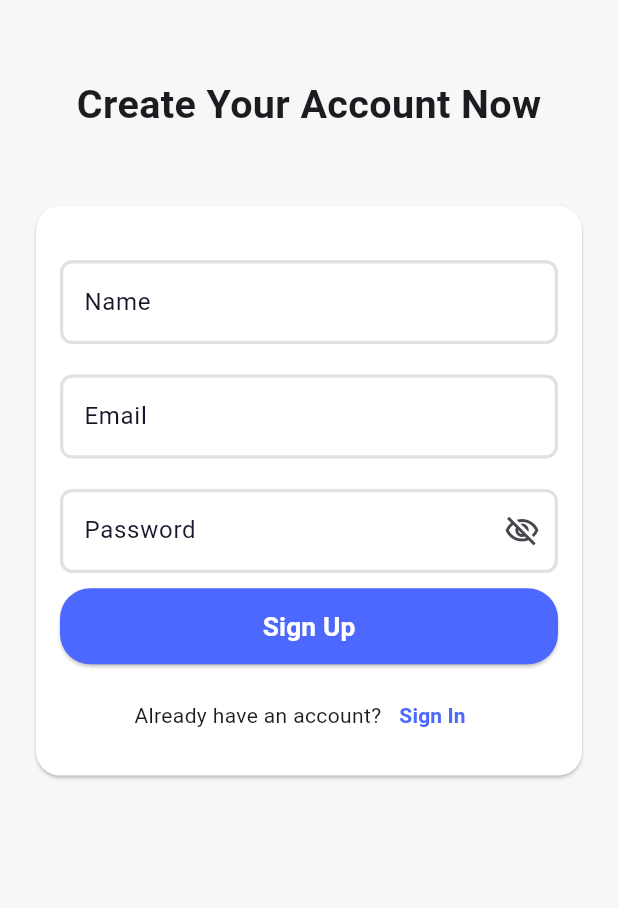
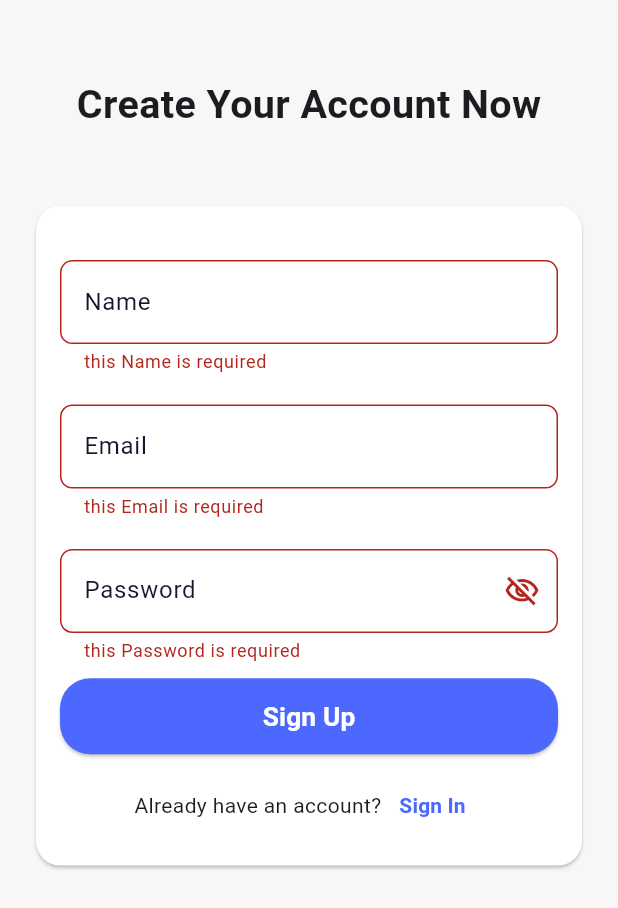
Before and after one commit to KhaledBahjat/market, a Flutter app: the SignUp screen opened by its route, after a tap on "Sign Up", on a phone screen of 412 x 824 dp. Shown: the top 908 px of the screen. Run offline on Flutter 3.47's test engine with Material 3 defaults, Android fonts, the phone set to English and light mode, and no system bars; our stand-ins replace bloc, cached_network_image, flutter_bloc, flutter_rating_bar, flutter_screenutil, flutter_svg and 3 more; accounts and stored records are empty; statements that could not run were skipped.

Commit message:
Implement sign-up functionality with Supabase integration; update routing and UI for sign-up process

```diff
--- a/market/lib/core/routing/router_generator.dart
+++ b/market/lib/core/routing/router_generator.dart
@@ -8,10 +8,11 @@ import 'package:market/features/profile/ui/edit_profile.dart';
 import 'package:market/features/profile/ui/my_order.dart';
 import 'package:market/features/proudct_details/ui/proudct_detils.dart';
 import 'package:market/splash_screen.dart';
+import 'package:supabase_flutter/supabase_flutter.dart';
 
 class RouterGenerator {
   static GoRouter router = GoRouter(
-    initialLocation: AppRouts.signInScreen,
+    initialLocation: Supabase.instance.client.auth.currentUser != null ? AppRouts.homeScreen : AppRouts.signInScreen,
     routes: [
       GoRoute(
         path: AppRouts.splashScreen,
--- a/market/lib/features/auth/logic/cubit/auth_cubit.dart
+++ b/market/lib/features/auth/logic/cubit/auth_cubit.dart
@@ -27,4 +27,22 @@ class AuthCubit extends Cubit<AuthState> {
       emit(LoginFailure(e.toString()));
     }
   }
+
+  Future<void> signUpWithEmailAndPassword({
+    required String name,
+    required String email,
+    required String password,
+  }) async {
+    emit(SignUpLoading());
+    try {
+      await client.auth.signUp(password: password, email: email);
+      emit(SignUpSuccess());
+    } on AuthException catch (e) {
+      log(e.message);
+      emit(SignUpFailure(e.message));
+    } catch (e) {
+      log(e.toString());
+      emit(SignUpFailure(e.toString()));
+    }
+  }
 }
--- a/market/lib/features/auth/ui/sign_in.dart
+++ b/market/lib/features/auth/ui/sign_in.dart
@@ -35,6 +35,9 @@ class _SignInState extends State<SignIn> {
         listener: (context, state) {
           if (state is LoginFailure) {
             ShowErrorMessageWidget(message: state.errorMessage);
+          }
+          if (state is LoginSuccess) {
+            GoRouter.of(context).pushReplacement(AppRouts.homeScreen);
           }
         },
         builder: (context, state) {
--- a/market/lib/features/auth/ui/sign_up.dart
+++ b/market/lib/features/auth/ui/sign_up.dart
@@ -1,31 +1,67 @@
 import 'package:flutter/material.dart';
+import 'package:flutter_bloc/flutter_bloc.dart';
 import 'package:flutter_screenutil/flutter_screenutil.dart';
 import 'package:go_router/go_router.dart';
 import 'package:market/core/helper/spacing.dart';
 import 'package:market/core/routing/app_routs.dart';
 import 'package:market/core/theme/app_colors.dart';
+import 'package:market/features/auth/logic/cubit/auth_cubit.dart';
 import 'package:market/features/auth/widgets/coustom_button.dart';
 import 'package:market/features/auth/widgets/coustom_text_form_feild.dart';
+import 'package:market/features/auth/widgets/show_error_message_widget.dart';
 
+class SignUp extends StatefulWidget {
+  SignUp({super.key});
 
-class SignUp extends StatelessWidget {
-  SignUp({super.key});
+  @override
+  State<SignUp> createState() => _SignUpState();
+}
+
+class _SignUpState extends State<SignUp> {
   bool isPassword = false;
+
+  final TextEditingController _nameController = TextEditingController();
+
+  final TextEditingController _emailController = TextEditingController();
+
+  final TextEditingController _passwordController = TextEditingController();
+
+  final GlobalKey<FormState> _formKey = GlobalKey<FormState>();
+
   @override
   Widget build(BuildContext context) {
     return GestureDetector(
       onTap: () => FocusScope.of(context).unfocus(),
-      child: Scaffold(
-        body: SingleChildScrollView(
+      child: BlocConsumer<AuthCubit, AuthState>(
+        listener: (context, state) {
+          if (state is SignUpFailure) {
+            ShowErrorMessageWidget(message: state.errorMessage);
+          }
+          if (state is SignUpSuccess) {
+            GoRouter.of(context).pushReplacement(AppRouts.signInScreen);
+          }
+        },
+        builder: (context, state) {
+          var signUpCubit = context.read<AuthCubit>();
+          return Scaffold(
+            body:state is SignUpLoading
+                ? const Center(child: CircularProgressIndicator(
+                    color: AppColors.kPrimaryColor,
+                ))
+                : SingleChildScrollView(
                     child: SafeArea(
                       // shield scrool when keybord shown
-
+                      child: Form(
+                        key: _formKey,
                         child: Column(
                           children: [
                             Height(height: 50),
                                             Text(
                         'Create Your Account Now',
-                  style: TextStyle(fontSize: 24.sp, fontWeight: FontWeight.bold),
+                        style: TextStyle(
+                          fontSize: 24.sp,
+                          fontWeight: FontWeight.bold,
+                        ),
                                             ),
                                             Height(height: 24),
                                             Card(
@@ -39,17 +75,28 @@ class SignUp extends StatelessWidget {
                           child: Column(
                             children: [
                               const Height(height: 20),
-                        CustomTextFormFeild(labelText: 'Name',hint: 'user Name',),
+                              CustomTextFormFeild(
+
+                                controller: _nameController,
+                                labelText: 'Name',
+                                hint: 'user Name',
+                              ),
                               Height(height: 20),
-                        CustomTextFormFeild(labelText: 'Email'),
+                              CustomTextFormFeild(
+                                controller: _emailController,
+                                labelText: 'Email',
+                                hint: 'user Email',
+                              ),
                               const Height(height: 20),
                               CustomTextFormFeild(
+                                controller: _passwordController,
                                 obscureText: isPassword,
                                 labelText: 'Password',
                                 hint: '**************',
                                 suffixIcon: IconButton(
                                   onPressed: () {
                                     isPassword = !isPassword;
+                                    (context as Element).markNeedsBuild();
                                   },
                                   icon: Icon(
                                     isPassword
@@ -60,7 +107,18 @@ class SignUp extends StatelessWidget {
                               ),
                               Height(height: 10),
 
-                        CustomButton(onPressed: () {}, buttonText: 'Sign Up'),
+                              CustomButton(
+                                onPressed: () {
+                                  if (_formKey.currentState!.validate()) {
+                                    signUpCubit.signUpWithEmailAndPassword(
+                                      name: _nameController.text,
+                                      email: _emailController.text,
+                                      password: _passwordController.text,
+                                    );
+                                  }
+                                },
+                                buttonText: 'Sign Up',
+                              ),
                               Height(height: 10),
                               Row(
                                 mainAxisAlignment: MainAxisAlignment.center,
@@ -90,5 +148,16 @@ class SignUp extends StatelessWidget {
               ),
             ),
           );
+        },
+      ),
+    );
+  }
+  @override
+  void dispose() {
+    // TODO: implement dispose
+
+    _nameController.dispose();
+    _emailController.dispose();
+    _passwordController.dispose();
   }
 }
```
Lines whose indentation alone changed are shown as unchanged.
